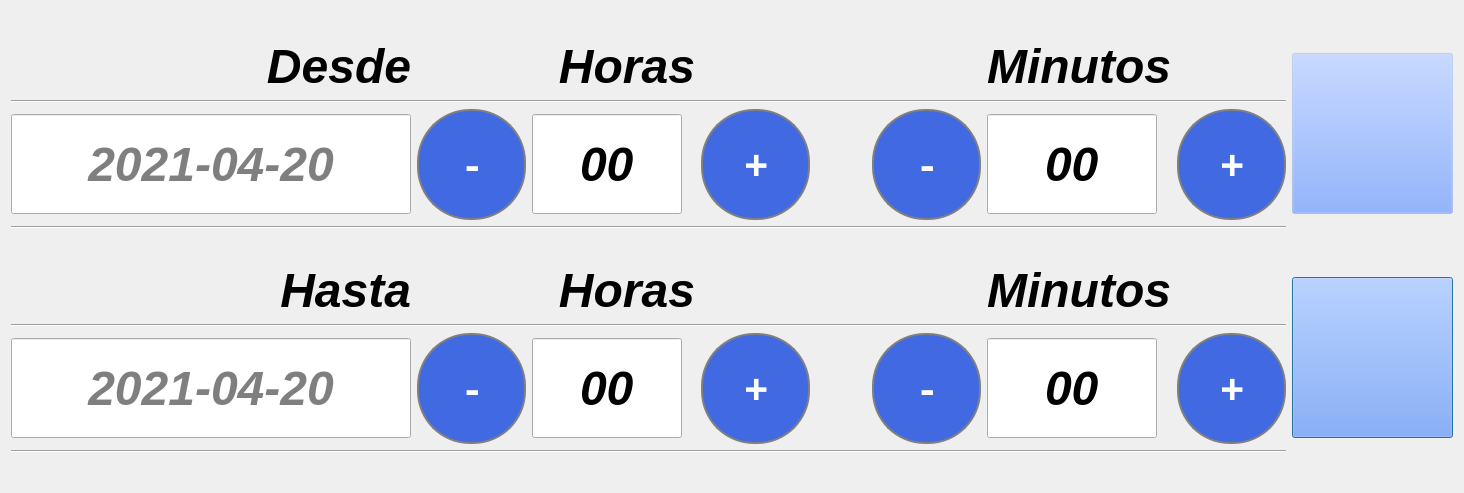
Qt form select_fechas.ui (ATG-cmd/ATG-VA) before a commit.
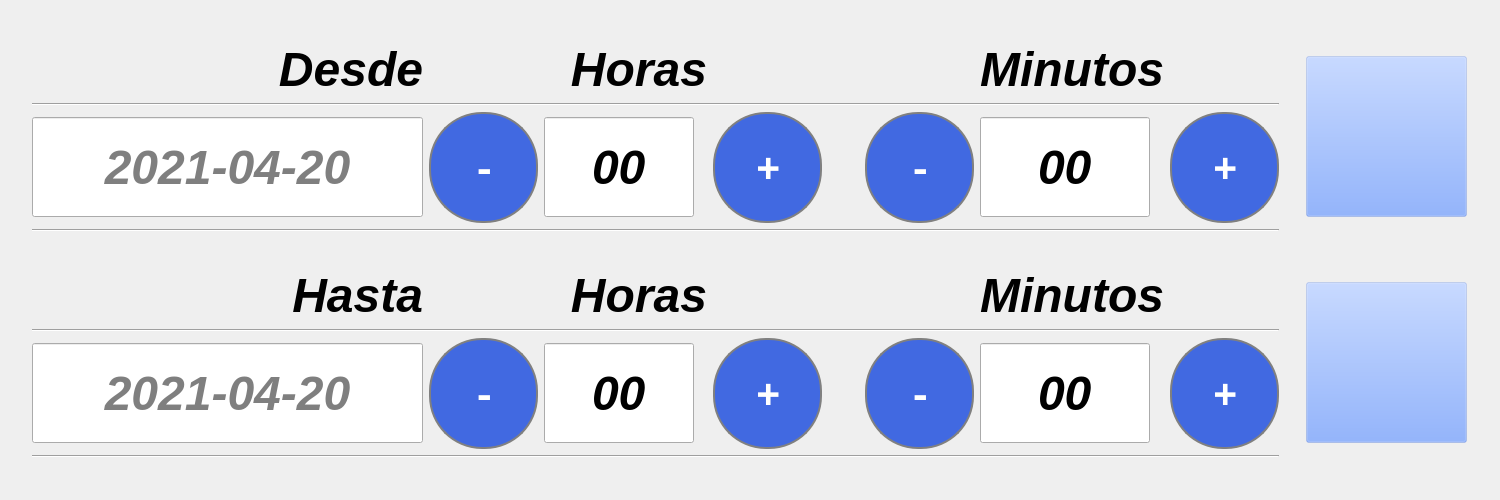
The same form after that commit. Icons and pictures are not drawn.

Diff of the .ui file:
```diff
--- a/select_fechas.ui
+++ b/select_fechas.ui
@@ -6,436 +6,57 @@
    <rect>
     <x>0</x>
     <y>0</y>
-    <width>1464</width>
-    <height>493</height>
+    <width>1500</width>
+    <height>500</height>
    </rect>
   </property>
   <property name="windowTitle">
    <string>Dialog</string>
   </property>
+  <property name="styleSheet">
+   <string notr="true">QDialog
+ { 
+	
+	border-radius: 30px;
+}</string>
+  </property>
   <layout class="QGridLayout" name="gridLayout">
    <item row="1" column="1">
-    <widget class="QPushButton" name="Regresar">
-     <property name="minimumSize">
-      <size>
-       <width>161</width>
-       <height>161</height>
-      </size>
-     </property>
-     <property name="styleSheet">
-      <string notr="true">background-color: rgba(106, 151, 255,50);</string>
-     </property>
-     <property name="text">
-      <string/>
-     </property>
-     <property name="icon">
-      <iconset resource="Imagenes/Resourse.qrc">
-       <normaloff>:/Regresar.png</normaloff>:/Regresar.png</iconset>
-     </property>
-     <property name="iconSize">
-      <size>
-       <width>120</width>
-       <height>120</height>
-      </size>
-     </property>
-    </widget>
-   </item>
-   <item row="1" column="0">
-    <layout class="QGridLayout" name="gridLayout_21">
-     <item row="2" column="3">
-      <widget class="QPushButton" name="Btn_H_masH">
-       <property name="minimumSize">
-        <size>
-         <width>109</width>
-         <height>111</height>
-        </size>
-       </property>
-       <property name="maximumSize">
-        <size>
-         <width>109</width>
-         <height>111</height>
-        </size>
-       </property>
-       <property name="font">
-        <font>
-         <family>Noto Sans Mahajani</family>
-         <pointsize>30</pointsize>
-         <weight>75</weight>
-         <italic>false</italic>
-         <bold>true</bold>
-        </font>
-       </property>
-       <property name="styleSheet">
-        <string notr="true">QPushButton{
-	color:white;	
-	border-radius: 53px;
-	border: 2px solid  gray ;
-	background: royalblue;
-	margin: 0px 0 0px 0;   
-}</string>
-       </property>
-       <property name="text">
-        <string>+</string>
-       </property>
-      </widget>
-     </item>
-     <item row="0" column="7">
-      <spacer name="horizontalSpacer_13">
-       <property name="orientation">
-        <enum>Qt::Horizontal</enum>
-       </property>
-       <property name="sizeHint" stdset="0">
-        <size>
-         <width>40</width>
-         <height>20</height>
-        </size>
-       </property>
-      </spacer>
-     </item>
-     <item row="2" column="0">
-      <widget class="QLineEdit" name="Line_H_Fecha">
-       <property name="minimumSize">
-        <size>
-         <width>300</width>
-         <height>0</height>
-        </size>
-       </property>
-       <property name="maximumSize">
-        <size>
-         <width>400</width>
-         <height>100</height>
-        </size>
-       </property>
-       <property name="font">
-        <font>
-         <pointsize>36</pointsize>
-         <weight>75</weight>
-         <italic>true</italic>
-         <bold>true</bold>
-        </font>
-       </property>
-       <property name="text">
-        <string/>
-       </property>
-       <property name="alignment">
-        <set>Qt::AlignCenter</set>
-       </property>
-       <property name="placeholderText">
-        <string>2021-04-20</string>
-       </property>
-      </widget>
-     </item>
-     <item row="3" column="0" colspan="8">
-      <widget class="Line" name="line_84">
-       <property name="orientation">
-        <enum>Qt::Horizontal</enum>
-       </property>
-      </widget>
-     </item>
-     <item row="2" column="5">
-      <widget class="QPushButton" name="Btn_H_menosM">
-       <property name="minimumSize">
-        <size>
-         <width>109</width>
-         <height>111</height>
-        </size>
-       </property>
-       <property name="maximumSize">
-        <size>
-         <width>109</width>
-         <height>111</height>
-        </size>
-       </property>
-       <property name="font">
-        <font>
-         <family>Noto Sans Mahajani</family>
-         <pointsize>30</pointsize>
-         <weight>75</weight>
-         <italic>false</italic>
-         <bold>true</bold>
-        </font>
-       </property>
-       <property name="styleSheet">
-        <string notr="true">QPushButton{
-	color:white;	
-	border-radius: 53px;
-	border: 2px solid  gray ;
-	background: royalblue;
-	margin: 0px 0 0px 0;   
-}</string>
-       </property>
-       <property name="text">
-        <string>-</string>
-       </property>
-      </widget>
-     </item>
-     <item row="0" column="2">
-      <widget class="QLabel" name="Lab_Protocolo_6">
-       <property name="font">
-        <font>
-         <pointsize>36</pointsize>
-         <weight>75</weight>
-         <italic>true</italic>
-         <bold>true</bold>
-        </font>
-       </property>
-       <property name="layoutDirection">
-        <enum>Qt::RightToLeft</enum>
-       </property>
-       <property name="text">
-        <string>  Horas</string>
-       </property>
-       <property name="alignment">
-        <set>Qt::AlignRight|Qt::AlignTrailing|Qt::AlignVCenter</set>
-       </property>
-      </widget>
-     </item>
-     <item row="2" column="4">
-      <spacer name="horizontalSpacer_9">
-       <property name="orientation">
-        <enum>Qt::Horizontal</enum>
-       </property>
-       <property name="sizeHint" stdset="0">
-        <size>
-         <width>40</width>
-         <height>20</height>
-        </size>
-       </property>
-      </spacer>
-     </item>
-     <item row="2" column="7">
-      <widget class="QPushButton" name="Btn_H_masM">
-       <property name="minimumSize">
-        <size>
-         <width>109</width>
-         <height>111</height>
-        </size>
-       </property>
-       <property name="maximumSize">
-        <size>
-         <width>109</width>
-         <height>111</height>
-        </size>
-       </property>
-       <property name="font">
-        <font>
-         <family>Noto Sans Mahajani</family>
-         <pointsize>30</pointsize>
-         <weight>75</weight>
-         <italic>false</italic>
-         <bold>true</bold>
-        </font>
-       </property>
-       <property name="styleSheet">
-        <string notr="true">QPushButton{
-	color:white;	
-	border-radius: 53px;
-	border: 2px solid  gray ;
-	background: royalblue;
-	margin: 0px 0 0px 0;   
-}</string>
-       </property>
-       <property name="text">
-        <string>+</string>
-       </property>
-      </widget>
-     </item>
-     <item row="1" column="0" colspan="8">
-      <widget class="Line" name="line_39">
-       <property name="orientation">
-        <enum>Qt::Horizontal</enum>
-       </property>
-      </widget>
-     </item>
-     <item row="0" column="5">
-      <spacer name="horizontalSpacer_12">
-       <property name="orientation">
-        <enum>Qt::Horizontal</enum>
-       </property>
-       <property name="sizeHint" stdset="0">
-        <size>
-         <width>40</width>
-         <height>20</height>
-        </size>
-       </property>
-      </spacer>
-     </item>
-     <item row="0" column="0">
-      <widget class="QLabel" name="Lab_Protocolo_4">
-       <property name="font">
-        <font>
-         <pointsize>36</pointsize>
-         <weight>75</weight>
-         <italic>true</italic>
-         <bold>true</bold>
-        </font>
-       </property>
-       <property name="layoutDirection">
-        <enum>Qt::RightToLeft</enum>
-       </property>
-       <property name="text">
-        <string>Hasta</string>
-       </property>
-       <property name="alignment">
-        <set>Qt::AlignRight|Qt::AlignTrailing|Qt::AlignVCenter</set>
-       </property>
-      </widget>
-     </item>
-     <item row="0" column="3">
-      <spacer name="horizontalSpacer_11">
-       <property name="orientation">
-        <enum>Qt::Horizontal</enum>
-       </property>
-       <property name="sizeHint" stdset="0">
-        <size>
-         <width>40</width>
-         <height>20</height>
-        </size>
-       </property>
-      </spacer>
-     </item>
-     <item row="0" column="1">
-      <spacer name="horizontalSpacer_10">
-       <property name="orientation">
-        <enum>Qt::Horizontal</enum>
-       </property>
-       <property name="sizeHint" stdset="0">
-        <size>
-         <width>40</width>
-         <height>20</height>
-        </size>
-       </property>
-      </spacer>
-     </item>
-     <item row="0" column="6">
-      <widget class="QLabel" name="Lab_Protocolo_15">
-       <property name="font">
-        <font>
-         <pointsize>36</pointsize>
-         <weight>75</weight>
-         <italic>true</italic>
-         <bold>true</bold>
-        </font>
-       </property>
-       <property name="layoutDirection">
-        <enum>Qt::RightToLeft</enum>
-       </property>
-       <property name="text">
-        <string>Minutos</string>
-       </property>
-       <property name="alignment">
-        <set>Qt::AlignRight|Qt::AlignTrailing|Qt::AlignVCenter</set>
-       </property>
-      </widget>
-     </item>
-     <item row="2" column="6">
-      <widget class="QLineEdit" name="Line_H_minutos">
-       <property name="minimumSize">
-        <size>
-         <width>0</width>
-         <height>45</height>
-        </size>
-       </property>
-       <property name="maximumSize">
-        <size>
-         <width>170</width>
-         <height>100</height>
-        </size>
-       </property>
-       <property name="font">
-        <font>
-         <pointsize>36</pointsize>
-         <weight>75</weight>
-         <italic>true</italic>
-         <bold>true</bold>
-        </font>
-       </property>
-       <property name="text">
-        <string>00</string>
-       </property>
-       <property name="alignment">
-        <set>Qt::AlignCenter</set>
-       </property>
-       <property name="readOnly">
-        <bool>true</bool>
-       </property>
-      </widget>
-     </item>
-     <item row="2" column="2">
-      <widget class="QLineEdit" name="Line_H_horas">
-       <property name="minimumSize">
-        <size>
-         <width>0</width>
-         <height>45</height>
-        </size>
-       </property>
-       <property name="maximumSize">
-        <size>
-         <width>150</width>
-         <height>100</height>
-        </size>
-       </property>
-       <property name="font">
-        <font>
-         <pointsize>36</pointsize>
-         <weight>75</weight>
-         <italic>true</italic>
-         <bold>true</bold>
-        </font>
-       </property>
-       <property name="text">
-        <string>00</string>
-       </property>
-       <property name="alignment">
-        <set>Qt::AlignCenter</set>
-       </property>
-       <property name="readOnly">
-        <bool>true</bool>
-       </property>
-      </widget>
-     </item>
-     <item row="2" column="1">
-      <widget class="QPushButton" name="Btn_H_menosH">
-       <property name="minimumSize">
-        <size>
-         <width>109</width>
-         <height>111</height>
-        </size>
-       </property>
-       <property name="maximumSize">
-        <size>
-         <width>109</width>
-         <height>111</height>
-        </size>
-       </property>
-       <property name="font">
-        <font>
-         <family>Noto Sans Mahajani</family>
-         <pointsize>30</pointsize>
-         <weight>75</weight>
-         <italic>false</italic>
-         <bold>true</bold>
-        </font>
-       </property>
-       <property name="styleSheet">
-        <string notr="true">QPushButton{
-	color:white;	
-	border-radius: 53px;
-	border: 2px solid  gray ;
-	background: royalblue;
-	margin: 0px 0 0px 0;   
-}</string>
-       </property>
-       <property name="text">
-        <string>-</string>
-       </property>
-      </widget>
-     </item>
-    </layout>
-   </item>
-   <item row="0" column="0">
     <layout class="QGridLayout" name="gridLayout_10">
-     <item row="0" column="2">
+     <item row="4" column="6">
+      <widget class="QLineEdit" name="Line_D_minutos">
+       <property name="minimumSize">
+        <size>
+         <width>0</width>
+         <height>45</height>
+        </size>
+       </property>
+       <property name="maximumSize">
+        <size>
+         <width>170</width>
+         <height>100</height>
+        </size>
+       </property>
+       <property name="font">
+        <font>
+         <pointsize>36</pointsize>
+         <weight>75</weight>
+         <italic>true</italic>
+         <bold>true</bold>
+        </font>
+       </property>
+       <property name="text">
+        <string>00</string>
+       </property>
+       <property name="alignment">
+        <set>Qt::AlignCenter</set>
+       </property>
+       <property name="readOnly">
+        <bool>true</bool>
+       </property>
+      </widget>
+     </item>
+     <item row="2" column="2">
       <widget class="QLabel" name="Lab_Protocolo_5">
        <property name="font">
         <font>
@@ -456,14 +77,14 @@
        </property>
       </widget>
      </item>
-     <item row="3" column="0" colspan="8">
+     <item row="5" column="0" colspan="8">
       <widget class="Line" name="line_42">
        <property name="orientation">
         <enum>Qt::Horizontal</enum>
        </property>
       </widget>
      </item>
-     <item row="0" column="3">
+     <item row="2" column="3">
       <spacer name="horizontalSpacer_7">
        <property name="orientation">
         <enum>Qt::Horizontal</enum>
@@ -476,7 +97,7 @@
        </property>
       </spacer>
      </item>
-     <item row="2" column="5">
+     <item row="4" column="5">
       <widget class="QPushButton" name="Btn_D_menosM">
        <property name="minimumSize">
         <size>
@@ -513,7 +134,7 @@
        </property>
       </widget>
      </item>
-     <item row="0" column="7">
+     <item row="2" column="7">
       <spacer name="horizontalSpacer_2">
        <property name="orientation">
         <enum>Qt::Horizontal</enum>
@@ -526,7 +147,7 @@
        </property>
       </spacer>
      </item>
-     <item row="2" column="1">
+     <item row="4" column="1">
       <widget class="QPushButton" name="Btn_D_menosH">
        <property name="minimumSize">
         <size>
@@ -563,7 +184,7 @@
        </property>
       </widget>
      </item>
-     <item row="2" column="4">
+     <item row="4" column="4">
       <spacer name="horizontalSpacer">
        <property name="orientation">
         <enum>Qt::Horizontal</enum>
@@ -576,7 +197,7 @@
        </property>
       </spacer>
      </item>
-     <item row="2" column="7">
+     <item row="4" column="7">
       <widget class="QPushButton" name="Btn_D_masM">
        <property name="minimumSize">
         <size>
@@ -607,7 +228,7 @@
        </property>
       </widget>
      </item>
-     <item row="0" column="6">
+     <item row="2" column="6">
       <widget class="QLabel" name="Lab_Protocolo_7">
        <property name="font">
         <font>
@@ -628,14 +249,14 @@
        </property>
       </widget>
      </item>
-     <item row="1" column="0" colspan="8">
+     <item row="3" column="0" colspan="8">
       <widget class="Line" name="line_38">
        <property name="orientation">
         <enum>Qt::Horizontal</enum>
        </property>
       </widget>
      </item>
-     <item row="0" column="5">
+     <item row="2" column="5">
       <spacer name="horizontalSpacer_3">
        <property name="orientation">
         <enum>Qt::Horizontal</enum>
@@ -648,7 +269,7 @@
        </property>
       </spacer>
      </item>
-     <item row="2" column="3">
+     <item row="4" column="3">
       <widget class="QPushButton" name="Btn_D_masH">
        <property name="minimumSize">
         <size>
@@ -685,7 +306,7 @@
        </property>
       </widget>
      </item>
-     <item row="2" column="0">
+     <item row="4" column="0">
       <widget class="QLineEdit" name="Line_D_Fecha">
        <property name="minimumSize">
         <size>
@@ -721,7 +342,7 @@
        </property>
       </widget>
      </item>
-     <item row="0" column="0">
+     <item row="2" column="0">
       <widget class="QLabel" name="Lab_Protocolo_3">
        <property name="font">
         <font>
@@ -742,7 +363,7 @@
        </property>
       </widget>
      </item>
-     <item row="0" column="1">
+     <item row="2" column="1">
       <spacer name="horizontalSpacer_8">
        <property name="orientation">
         <enum>Qt::Horizontal</enum>
@@ -755,7 +376,7 @@
        </property>
       </spacer>
      </item>
-     <item row="2" column="2">
+     <item row="4" column="2">
       <widget class="QLineEdit" name="Line_D_horas">
        <property name="minimumSize">
         <size>
@@ -791,42 +412,480 @@
        </property>
       </widget>
      </item>
-     <item row="2" column="6">
-      <widget class="QLineEdit" name="Line_D_minutos">
-       <property name="minimumSize">
-        <size>
-         <width>0</width>
-         <height>45</height>
-        </size>
-       </property>
-       <property name="maximumSize">
-        <size>
-         <width>170</width>
-         <height>100</height>
-        </size>
-       </property>
-       <property name="font">
-        <font>
-         <pointsize>36</pointsize>
-         <weight>75</weight>
-         <italic>true</italic>
-         <bold>true</bold>
-        </font>
-       </property>
-       <property name="text">
-        <string>00</string>
-       </property>
-       <property name="alignment">
-        <set>Qt::AlignCenter</set>
-       </property>
-       <property name="readOnly">
-        <bool>true</bool>
-       </property>
-      </widget>
-     </item>
     </layout>
    </item>
+   <item row="3" column="3">
+    <spacer name="verticalSpacer">
+     <property name="orientation">
+      <enum>Qt::Vertical</enum>
+     </property>
+     <property name="sizeHint" stdset="0">
+      <size>
+       <width>20</width>
+       <height>40</height>
+      </size>
+     </property>
+    </spacer>
+   </item>
    <item row="0" column="1">
+    <spacer name="verticalSpacer_2">
+     <property name="orientation">
+      <enum>Qt::Vertical</enum>
+     </property>
+     <property name="sizeHint" stdset="0">
+      <size>
+       <width>20</width>
+       <height>40</height>
+      </size>
+     </property>
+    </spacer>
+   </item>
+   <item row="1" column="2">
+    <spacer name="horizontalSpacer_5">
+     <property name="orientation">
+      <enum>Qt::Horizontal</enum>
+     </property>
+     <property name="sizeHint" stdset="0">
+      <size>
+       <width>40</width>
+       <height>20</height>
+      </size>
+     </property>
+    </spacer>
+   </item>
+   <item row="4" column="1">
+    <layout class="QGridLayout" name="gridLayout_21">
+     <item row="2" column="0">
+      <widget class="QLineEdit" name="Line_H_Fecha">
+       <property name="minimumSize">
+        <size>
+         <width>300</width>
+         <height>0</height>
+        </size>
+       </property>
+       <property name="maximumSize">
+        <size>
+         <width>400</width>
+         <height>100</height>
+        </size>
+       </property>
+       <property name="font">
+        <font>
+         <pointsize>36</pointsize>
+         <weight>75</weight>
+         <italic>true</italic>
+         <bold>true</bold>
+        </font>
+       </property>
+       <property name="text">
+        <string/>
+       </property>
+       <property name="alignment">
+        <set>Qt::AlignCenter</set>
+       </property>
+       <property name="placeholderText">
+        <string>2021-04-20</string>
+       </property>
+      </widget>
+     </item>
+     <item row="0" column="7">
+      <spacer name="horizontalSpacer_13">
+       <property name="orientation">
+        <enum>Qt::Horizontal</enum>
+       </property>
+       <property name="sizeHint" stdset="0">
+        <size>
+         <width>40</width>
+         <height>20</height>
+        </size>
+       </property>
+      </spacer>
+     </item>
+     <item row="0" column="5">
+      <spacer name="horizontalSpacer_12">
+       <property name="orientation">
+        <enum>Qt::Horizontal</enum>
+       </property>
+       <property name="sizeHint" stdset="0">
+        <size>
+         <width>40</width>
+         <height>20</height>
+        </size>
+       </property>
+      </spacer>
+     </item>
+     <item row="3" column="0" colspan="8">
+      <widget class="Line" name="line_84">
+       <property name="orientation">
+        <enum>Qt::Horizontal</enum>
+       </property>
+      </widget>
+     </item>
+     <item row="2" column="7">
+      <widget class="QPushButton" name="Btn_H_masM">
+       <property name="minimumSize">
+        <size>
+         <width>109</width>
+         <height>111</height>
+        </size>
+       </property>
+       <property name="maximumSize">
+        <size>
+         <width>109</width>
+         <height>111</height>
+        </size>
+       </property>
+       <property name="font">
+        <font>
+         <family>Noto Sans Mahajani</family>
+         <pointsize>30</pointsize>
+         <weight>75</weight>
+         <italic>false</italic>
+         <bold>true</bold>
+        </font>
+       </property>
+       <property name="styleSheet">
+        <string notr="true">QPushButton{
+	color:white;	
+	border-radius: 53px;
+	border: 2px solid  gray ;
+	background: royalblue;
+	margin: 0px 0 0px 0;   
+}</string>
+       </property>
+       <property name="text">
+        <string>+</string>
+       </property>
+      </widget>
+     </item>
+     <item row="1" column="0" colspan="8">
+      <widget class="Line" name="line_39">
+       <property name="orientation">
+        <enum>Qt::Horizontal</enum>
+       </property>
+      </widget>
+     </item>
+     <item row="0" column="0">
+      <widget class="QLabel" name="Lab_Protocolo_4">
+       <property name="font">
+        <font>
+         <pointsize>36</pointsize>
+         <weight>75</weight>
+         <italic>true</italic>
+         <bold>true</bold>
+        </font>
+       </property>
+       <property name="layoutDirection">
+        <enum>Qt::RightToLeft</enum>
+       </property>
+       <property name="text">
+        <string>Hasta</string>
+       </property>
+       <property name="alignment">
+        <set>Qt::AlignRight|Qt::AlignTrailing|Qt::AlignVCenter</set>
+       </property>
+      </widget>
+     </item>
+     <item row="0" column="3">
+      <spacer name="horizontalSpacer_11">
+       <property name="orientation">
+        <enum>Qt::Horizontal</enum>
+       </property>
+       <property name="sizeHint" stdset="0">
+        <size>
+         <width>40</width>
+         <height>20</height>
+        </size>
+       </property>
+      </spacer>
+     </item>
+     <item row="2" column="5">
+      <widget class="QPushButton" name="Btn_H_menosM">
+       <property name="minimumSize">
+        <size>
+         <width>109</width>
+         <height>111</height>
+        </size>
+       </property>
+       <property name="maximumSize">
+        <size>
+         <width>109</width>
+         <height>111</height>
+        </size>
+       </property>
+       <property name="font">
+        <font>
+         <family>Noto Sans Mahajani</family>
+         <pointsize>30</pointsize>
+         <weight>75</weight>
+         <italic>false</italic>
+         <bold>true</bold>
+        </font>
+       </property>
+       <property name="styleSheet">
+        <string notr="true">QPushButton{
+	color:white;	
+	border-radius: 53px;
+	border: 2px solid  gray ;
+	background: royalblue;
+	margin: 0px 0 0px 0;   
+}</string>
+       </property>
+       <property name="text">
+        <string>-</string>
+       </property>
+      </widget>
+     </item>
+     <item row="0" column="1">
+      <spacer name="horizontalSpacer_10">
+       <property name="orientation">
+        <enum>Qt::Horizontal</enum>
+       </property>
+       <property name="sizeHint" stdset="0">
+        <size>
+         <width>40</width>
+         <height>20</height>
+        </size>
+       </property>
+      </spacer>
+     </item>
+     <item row="0" column="6">
+      <widget class="QLabel" name="Lab_Protocolo_15">
+       <property name="font">
+        <font>
+         <pointsize>36</pointsize>
+         <weight>75</weight>
+         <italic>true</italic>
+         <bold>true</bold>
+        </font>
+       </property>
+       <property name="layoutDirection">
+        <enum>Qt::RightToLeft</enum>
+       </property>
+       <property name="text">
+        <string>Minutos</string>
+       </property>
+       <property name="alignment">
+        <set>Qt::AlignRight|Qt::AlignTrailing|Qt::AlignVCenter</set>
+       </property>
+      </widget>
+     </item>
+     <item row="2" column="6">
+      <widget class="QLineEdit" name="Line_H_minutos">
+       <property name="minimumSize">
+        <size>
+         <width>0</width>
+         <height>45</height>
+        </size>
+       </property>
+       <property name="maximumSize">
+        <size>
+         <width>170</width>
+         <height>100</height>
+        </size>
+       </property>
+       <property name="font">
+        <font>
+         <pointsize>36</pointsize>
+         <weight>75</weight>
+         <italic>true</italic>
+         <bold>true</bold>
+        </font>
+       </property>
+       <property name="text">
+        <string>00</string>
+       </property>
+       <property name="alignment">
+        <set>Qt::AlignCenter</set>
+       </property>
+       <property name="readOnly">
+        <bool>true</bool>
+       </property>
+      </widget>
+     </item>
+     <item row="2" column="2">
+      <widget class="QLineEdit" name="Line_H_horas">
+       <property name="minimumSize">
+        <size>
+         <width>0</width>
+         <height>45</height>
+        </size>
+       </property>
+       <property name="maximumSize">
+        <size>
+         <width>150</width>
+         <height>100</height>
+        </size>
+       </property>
+       <property name="font">
+        <font>
+         <pointsize>36</pointsize>
+         <weight>75</weight>
+         <italic>true</italic>
+         <bold>true</bold>
+        </font>
+       </property>
+       <property name="text">
+        <string>00</string>
+       </property>
+       <property name="alignment">
+        <set>Qt::AlignCenter</set>
+       </property>
+       <property name="readOnly">
+        <bool>true</bool>
+       </property>
+      </widget>
+     </item>
+     <item row="2" column="1">
+      <widget class="QPushButton" name="Btn_H_menosH">
+       <property name="minimumSize">
+        <size>
+         <width>109</width>
+         <height>111</height>
+        </size>
+       </property>
+       <property name="maximumSize">
+        <size>
+         <width>109</width>
+         <height>111</height>
+        </size>
+       </property>
+       <property name="font">
+        <font>
+         <family>Noto Sans Mahajani</family>
+         <pointsize>30</pointsize>
+         <weight>75</weight>
+         <italic>false</italic>
+         <bold>true</bold>
+        </font>
+       </property>
+       <property name="styleSheet">
+        <string notr="true">QPushButton{
+	color:white;	
+	border-radius: 53px;
+	border: 2px solid  gray ;
+	background: royalblue;
+	margin: 0px 0 0px 0;   
+}</string>
+       </property>
+       <property name="text">
+        <string>-</string>
+       </property>
+      </widget>
+     </item>
+     <item row="2" column="3">
+      <widget class="QPushButton" name="Btn_H_masH">
+       <property name="minimumSize">
+        <size>
+         <width>109</width>
+         <height>111</height>
+        </size>
+       </property>
+       <property name="maximumSize">
+        <size>
+         <width>109</width>
+         <height>111</height>
+        </size>
+       </property>
+       <property name="font">
+        <font>
+         <family>Noto Sans Mahajani</family>
+         <pointsize>30</pointsize>
+         <weight>75</weight>
+         <italic>false</italic>
+         <bold>true</bold>
+        </font>
+       </property>
+       <property name="styleSheet">
+        <string notr="true">QPushButton{
+	color:white;	
+	border-radius: 53px;
+	border: 2px solid  gray ;
+	background: royalblue;
+	margin: 0px 0 0px 0;   
+}</string>
+       </property>
+       <property name="text">
+        <string>+</string>
+       </property>
+      </widget>
+     </item>
+     <item row="0" column="2">
+      <widget class="QLabel" name="Lab_Protocolo_6">
+       <property name="font">
+        <font>
+         <pointsize>36</pointsize>
+         <weight>75</weight>
+         <italic>true</italic>
+         <bold>true</bold>
+        </font>
+       </property>
+       <property name="layoutDirection">
+        <enum>Qt::RightToLeft</enum>
+       </property>
+       <property name="text">
+        <string>  Horas</string>
+       </property>
+       <property name="alignment">
+        <set>Qt::AlignRight|Qt::AlignTrailing|Qt::AlignVCenter</set>
+       </property>
+      </widget>
+     </item>
+     <item row="2" column="4">
+      <spacer name="horizontalSpacer_9">
+       <property name="orientation">
+        <enum>Qt::Horizontal</enum>
+       </property>
+       <property name="sizeHint" stdset="0">
+        <size>
+         <width>40</width>
+         <height>20</height>
+        </size>
+       </property>
+      </spacer>
+     </item>
+    </layout>
+   </item>
+   <item row="5" column="1">
+    <spacer name="verticalSpacer_3">
+     <property name="orientation">
+      <enum>Qt::Vertical</enum>
+     </property>
+     <property name="sizeHint" stdset="0">
+      <size>
+       <width>20</width>
+       <height>40</height>
+      </size>
+     </property>
+    </spacer>
+   </item>
+   <item row="4" column="3">
+    <widget class="QPushButton" name="Regresar">
+     <property name="minimumSize">
+      <size>
+       <width>161</width>
+       <height>161</height>
+      </size>
+     </property>
+     <property name="styleSheet">
+      <string notr="true">background-color: rgba(106, 151, 255,50);</string>
+     </property>
+     <property name="text">
+      <string/>
+     </property>
+     <property name="icon">
+      <iconset resource="Imagenes/Resourse.qrc">
+       <normaloff>:/Regresar.png</normaloff>:/Regresar.png</iconset>
+     </property>
+     <property name="iconSize">
+      <size>
+       <width>120</width>
+       <height>120</height>
+      </size>
+     </property>
+    </widget>
+   </item>
+   <item row="1" column="3">
     <widget class="QPushButton" name="Btn_Guardar">
      <property name="minimumSize">
       <size>
@@ -852,6 +911,32 @@
      </property>
     </widget>
    </item>
+   <item row="1" column="0">
+    <spacer name="horizontalSpacer_6">
+     <property name="orientation">
+      <enum>Qt::Horizontal</enum>
+     </property>
+     <property name="sizeHint" stdset="0">
+      <size>
+       <width>40</width>
+       <height>20</height>
+      </size>
+     </property>
+    </spacer>
+   </item>
+   <item row="1" column="4">
+    <spacer name="horizontalSpacer_4">
+     <property name="orientation">
+      <enum>Qt::Horizontal</enum>
+     </property>
+     <property name="sizeHint" stdset="0">
+      <size>
+       <width>40</width>
+       <height>20</height>
+      </size>
+     </property>
+    </spacer>
+   </item>
   </layout>
  </widget>
  <resources>
```
